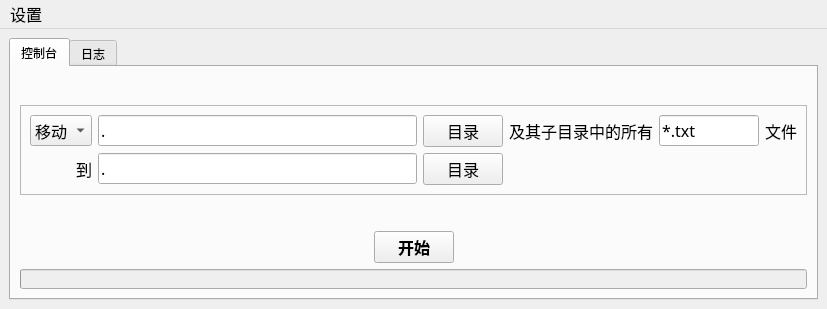
Qt form src/mainwindow.ui (LeoHsiao1/move_files) before a commit.
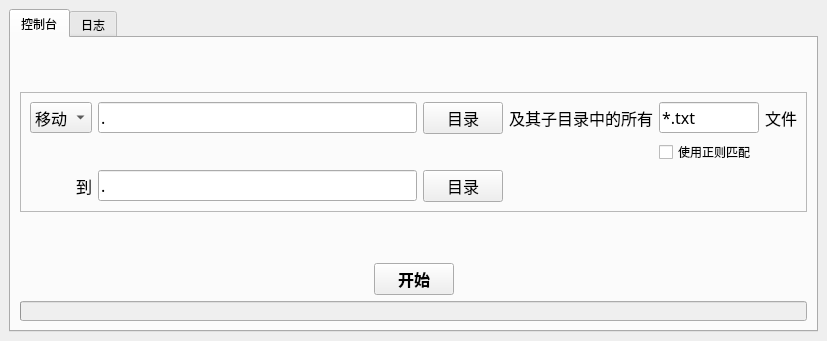
The same form after that commit. Icons and pictures are not drawn.

Commit message: 重定向stderr到日志

The edit to the form file:
```diff
--- a/src/mainwindow.ui
+++ b/src/mainwindow.ui
@@ -7,7 +7,7 @@
     <x>0</x>
     <y>0</y>
     <width>827</width>
-    <height>309</height>
+    <height>341</height>
    </rect>
   </property>
   <property name="font">
@@ -223,6 +223,18 @@
              </item>
             </widget>
            </item>
+           <item row="1" column="4">
+            <widget class="QCheckBox" name="regular_match_flag">
+             <property name="font">
+              <font>
+               <pointsize>9</pointsize>
+              </font>
+             </property>
+             <property name="text">
+              <string>使用正则匹配</string>
+             </property>
+            </widget>
+           </item>
           </layout>
          </widget>
         </item>
@@ -304,31 +316,6 @@
     </item>
    </layout>
   </widget>
-  <widget class="QMenuBar" name="menuBar">
-   <property name="geometry">
-    <rect>
-     <x>0</x>
-     <y>0</y>
-     <width>827</width>
-     <height>26</height>
-    </rect>
-   </property>
-   <widget class="QMenu" name="menu">
-    <property name="title">
-     <string>设置</string>
-    </property>
-    <addaction name="regular_match_flag"/>
-   </widget>
-   <addaction name="menu"/>
-  </widget>
-  <action name="regular_match_flag">
-   <property name="checkable">
-    <bool>true</bool>
-   </property>
-   <property name="text">
-    <string>文件名正则匹配</string>
-   </property>
-  </action>
  </widget>
  <tabstops>
   <tabstop>tabWidget</tabstop>
```
Left out of the diff: 1 changed line with no effect on the pictures. The commit also changes 1 other file.
